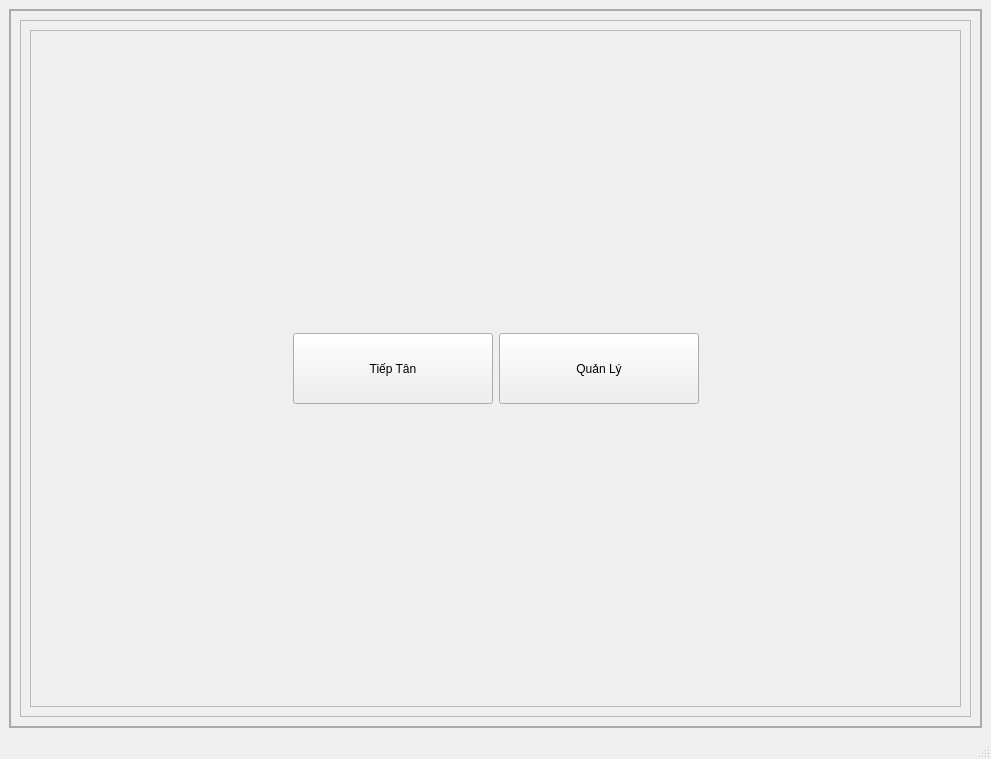
Qt form mainwindow.ui (LeTrungPhong/DUT-PBL-2) before a commit.
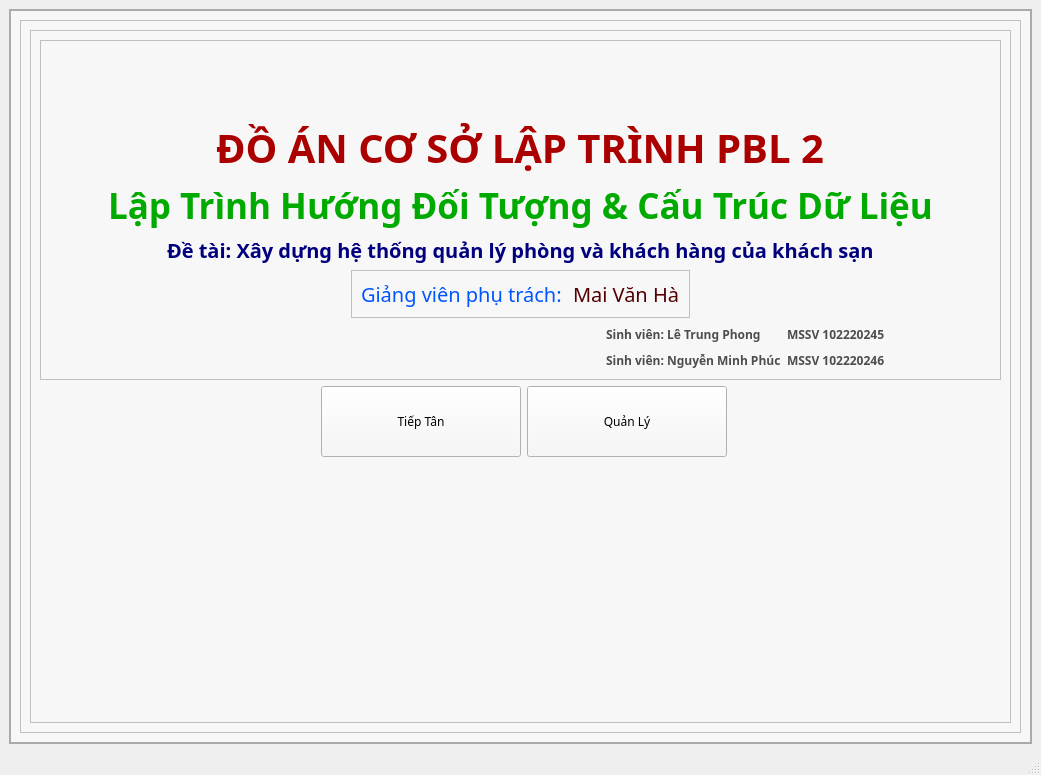
The same form after that commit. The open tabs and pages were chosen to show the change. Icons and pictures are not drawn.

The edit to the form file:
```diff
--- a/mainwindow.ui
+++ b/mainwindow.ui
@@ -6,8 +6,8 @@
    <rect>
     <x>0</x>
     <y>0</y>
-    <width>984</width>
-    <height>759</height>
+    <width>1033</width>
+    <height>770</height>
    </rect>
   </property>
   <property name="windowTitle">
@@ -24,10 +24,99 @@
        <string notr="true">#stackedWidget
 {
 	border: 2px solid rgb(170, 170, 170);
-}</string>
+}
+
+*
+{
+	font-family:Arial Helvetica;
+	background-color: rgb(247, 247, 247);
+}
+
+#TiepTanButton,
+#QuanLyButton,
+#buttonTimKiem2,
+#buttonRealTime,
+#buttonXacNhanDatPhong,
+#buttonTimKiem3,
+#buttonTimKiem4,
+#buttonThanhToan,
+#buttonDichVu1,
+#buttonDichVu2,
+#buttonDichVu3,
+#buttonDichVu4,
+#buttonMacDinh,
+#buttonTatCaPhong,
+#buttonTimkiem,
+#buttonChonPhong,
+#buttonDSKHM,
+#buttonDSKHC,
+#buttonTimKiem,
+#buttonContinue2,
+#buttonBack2,
+#buttonXacNhan,
+#buttonXacNhan2
+{
+	background-color: rgb(232, 232, 232);
+	font-weight: 600;
+	color:rgb(77, 77, 77);
+}
+
+#labelTC1
+{
+	font-size: 40px;
+	color: rgb(170, 0, 0);
+	font-weight: 800
+}
+
+#labelTC2
+{
+	font-size: 35px;
+	color: rgb(0, 170, 0);
+	font-weight: 800;
+}
+
+#labelTC4
+{
+	font-size: 20px;
+	color: rgb(0, 0, 127);
+	font-weight: 800;
+}
+
+#labelTC3
+{
+	font-size: 20px;
+	color: rgb(0, 85, 255);
+	font-weight: 600px;
+}
+
+#labelTC5
+{
+	font-size: 20px;
+	color: rgb(85, 0, 0);
+	font-weight: 600px;
+}
+
+#labelSV1,#labelMSSV1,
+#labelSV2,#labelMSSV2
+{
+	font-size: 12px;
+	color:rgb(77, 77, 77);
+	font-weight: 600;
+}
+
+
+
+
+
+
+
+
+
+
+</string>
       </property>
       <property name="currentIndex">
-       <number>0</number>
+       <number>1</number>
       </property>
       <widget class="QWidget" name="page">
        <layout class="QVBoxLayout" name="verticalLayout_2">
@@ -364,15 +453,32 @@
               <string notr="true">#stackedWidget3
 {
 	border: 1.5px solid gray;
+}
+
+#buttonTimPhong,
+#buttonDatPhong,
+#buttonTraPhong,
+#buttonDichVu,
+#buttonOutTT,
+#buttonQLKH,
+#buttonQLP,
+#buttonOutQL
+{
+	color:rgb(77, 77, 77);
+	font-weight: 800;
+	background-color:rgb(225, 225, 225);
 }</string>
              </property>
              <property name="currentIndex">
-              <number>1</number>
+              <number>0</number>
              </property>
              <widget class="QWidget" name="page_8">
               <layout class="QHBoxLayout" name="horizontalLayout_3">
                <item>
                 <widget class="QFrame" name="frame_7">
+                 <property name="styleSheet">
+                  <string notr="true"/>
+                 </property>
                  <property name="frameShape">
                   <enum>QFrame::StyledPanel</enum>
                  </property>
@@ -584,7 +690,7 @@
 #frame_55,#frame_56,#frame_57,#frame_58,
 #frame_49,#frame_50,#frame_51,#frame_53,
 #frame_64,#frame_65,#frame_66,#frame_67,
-#frame_71,#frame_37,
+#frame_71,#frame_36,
 #frame_24,#frame_25,#frame_86,#frame_52,
 #frame_79,#frame_80,#frame_81
 {
@@ -598,8 +704,8 @@
 
 #frame_4,#frame_12,
 #frame_38,#frame_54,#frame_41,#frame_48,#frame_59,#frame_63,
-#frame_68,#frame_70,#frame_36,#frame_78,#frame_26,#frame_19,
-#frame_34,#frame_40,#frame_84
+#frame_68,#frame_70,#frame_78,#frame_26,#frame_19,
+#frame_34,#frame_40,#frame_84,#frame_27
 {
 	border: 1.5px solid rgb(208, 208, 208);
 }
@@ -664,9 +770,19 @@
 }
 
 #label_70,#label_71,#label_72,#label_73,
-#label_76,#label_75,#label_74,#label_77,#label_79
+#label_76,#label_75,#label_74,#label_77,#label_79,
+#label_82,#label_83,#label_84,#label_85,
+#label_86,#label_87,#label_88,#label_89,
+#label_90
 {
 	color: rgb(93, 93, 93);
+}
+
+#buttonBack,#buttonContinue
+{
+	background-color: rgb(172, 172, 172);
+	color: rgb(241, 241, 241);
+	font-weight: 700;
 }</string>
              </property>
              <property name="currentIndex">
@@ -1589,6 +1705,21 @@
                      <enum>QFrame::Raised</enum>
                     </property>
                     <layout class="QGridLayout" name="gridLayout">
+                     <property name="leftMargin">
+                      <number>5</number>
+                     </property>
+                     <property name="topMargin">
+                      <number>5</number>
+                     </property>
+                     <property name="rightMargin">
+                      <number>5</number>
+                     </property>
+                     <property name="bottomMargin">
+                      <number>5</number>
+                     </property>
+                     <property name="spacing">
+                      <number>5</number>
+                     </property>
                      <item row="2" column="1">
                       <widget class="QFrame" name="frame_32">
                        <property name="frameShape">
@@ -1824,6 +1955,21 @@
                      <enum>QFrame::Raised</enum>
                     </property>
                     <layout class="QVBoxLayout" name="verticalLayout_26">
+                     <property name="spacing">
+                      <number>5</number>
+                     </property>
+                     <property name="leftMargin">
+                      <number>5</number>
+                     </property>
+                     <property name="topMargin">
+                      <number>5</number>
+                     </property>
+                     <property name="rightMargin">
+                      <number>5</number>
+                     </property>
+                     <property name="bottomMargin">
+                      <number>5</number>
+                     </property>
                      <item>
                       <widget class="QFrame" name="frame_79">
                        <property name="frameShape">
@@ -1832,7 +1978,80 @@
                        <property name="frameShadow">
                         <enum>QFrame::Raised</enum>
                        </property>
-                       <layout class="QVBoxLayout" name="verticalLayout_12"/>
+                       <layout class="QVBoxLayout" name="verticalLayout_12">
+                        <property name="spacing">
+                         <number>0</number>
+                        </property>
+                        <item>
+                         <widget class="QLabel" name="label_80">
+                          <property name="font">
+                           <font>
+                            <family>Arial Helvetica</family>
+                            <italic>true</italic>
+                           </font>
+                          </property>
+                          <property name="text">
+                           <string>Lưu ý:</string>
+                          </property>
+                         </widget>
+                        </item>
+                        <item>
+                         <widget class="QLabel" name="label_82">
+                          <property name="text">
+                           <string>- Giá phòng giảm 15% vào 6am - 6pm</string>
+                          </property>
+                         </widget>
+                        </item>
+                        <item>
+                         <widget class="QLabel" name="label_83">
+                          <property name="text">
+                           <string>- Đặt tối thiểu 6h (thời gian dư (tiền * 45%))</string>
+                          </property>
+                         </widget>
+                        </item>
+                        <item>
+                         <widget class="QLabel" name="label_84">
+                          <property name="text">
+                           <string>- Tiền được tính tiếp * 90% sau 3 ngày</string>
+                          </property>
+                         </widget>
+                        </item>
+                        <item>
+                         <widget class="QLabel" name="label_85">
+                          <property name="text">
+                           <string>- Quá thời gian so với dự định ban thì thì hệ</string>
+                          </property>
+                         </widget>
+                        </item>
+                        <item>
+                         <widget class="QLabel" name="label_86">
+                          <property name="text">
+                           <string>thống vẫn tiếp tục tính tiền</string>
+                          </property>
+                         </widget>
+                        </item>
+                        <item>
+                         <widget class="QLabel" name="label_87">
+                          <property name="text">
+                           <string>- Quá thời gian so với khoảng thời gian khách</string>
+                          </property>
+                         </widget>
+                        </item>
+                        <item>
+                         <widget class="QLabel" name="label_88">
+                          <property name="text">
+                           <string>hàng khác đặt phòng trước thì quản lý sẽ trực</string>
+                          </property>
+                         </widget>
+                        </item>
+                        <item>
+                         <widget class="QLabel" name="label_89">
+                          <property name="text">
+                           <string> tiếp mời khách hàng đang ở rời phòng</string>
+                          </property>
+                         </widget>
+                        </item>
+                       </layout>
                       </widget>
                      </item>
                     </layout>
@@ -2400,6 +2619,7 @@
                       <widget class="QLabel" name="label_71">
                        <property name="font">
                         <font>
+                         <family>Arial Helvetica</family>
                          <italic>false</italic>
                         </font>
                        </property>
@@ -2439,6 +2659,7 @@
                       <widget class="QLabel" name="label_75">
                        <property name="font">
                         <font>
+                         <family>Arial Helvetica</family>
                          <italic>false</italic>
                         </font>
                        </property>
@@ -2510,6 +2731,7 @@
                       <widget class="QLabel" name="label_70">
                        <property name="font">
                         <font>
+                         <family>Arial Helvetica</family>
                          <italic>false</italic>
                         </font>
                        </property>
@@ -2522,6 +2744,7 @@
                       <widget class="QLabel" name="label_72">
                        <property name="font">
                         <font>
+                         <family>Arial Helvetica</family>
                          <italic>false</italic>
                         </font>
                        </property>
@@ -2580,6 +2803,7 @@
                       <widget class="QLabel" name="label_76">
                        <property name="font">
                         <font>
+                         <family>Arial Helvetica</family>
                          <italic>false</italic>
                         </font>
                        </property>
@@ -2592,6 +2816,7 @@
                       <widget class="QLabel" name="label_77">
                        <property name="font">
                         <font>
+                         <family>Arial Helvetica</family>
                          <italic>false</italic>
                         </font>
                        </property>
@@ -2629,6 +2854,7 @@
                       <widget class="QLabel" name="label_73">
                        <property name="font">
                         <font>
+                         <family>Arial Helvetica</family>
                          <italic>false</italic>
                         </font>
                        </property>
@@ -2641,6 +2867,7 @@
                       <widget class="QLabel" name="label_74">
                        <property name="font">
                         <font>
+                         <family>Arial Helvetica</family>
                          <italic>false</italic>
                         </font>
                        </property>
@@ -4690,34 +4917,21 @@
              <property name="frameShadow">
               <enum>QFrame::Raised</enum>
              </property>
-             <layout class="QHBoxLayout" name="horizontalLayout">
-              <item>
-               <spacer name="horizontalSpacer">
+             <layout class="QGridLayout" name="gridLayout_32">
+              <item row="3" column="2">
+               <spacer name="verticalSpacer">
                 <property name="orientation">
-                 <enum>Qt::Horizontal</enum>
+                 <enum>Qt::Vertical</enum>
                 </property>
                 <property name="sizeHint" stdset="0">
                  <size>
-                  <width>40</width>
-                  <height>20</height>
+                  <width>20</width>
+                  <height>40</height>
                  </size>
                 </property>
                </spacer>
               </item>
-              <item>
-               <widget class="QPushButton" name="TiepTanButton">
-                <property name="minimumSize">
-                 <size>
-                  <width>200</width>
-                  <height>71</height>
-                 </size>
-                </property>
-                <property name="text">
-                 <string>Tiếp Tân</string>
-                </property>
-               </widget>
-              </item>
-              <item>
+              <item row="2" column="3">
                <widget class="QPushButton" name="QuanLyButton">
                 <property name="minimumSize">
                  <size>
@@ -4730,7 +4944,7 @@
                 </property>
                </widget>
               </item>
-              <item>
+              <item row="2" column="4">
                <spacer name="horizontalSpacer_2">
                 <property name="orientation">
                  <enum>Qt::Horizontal</enum>
@@ -4743,6 +4957,214 @@
                 </property>
                </spacer>
               </item>
+              <item row="1" column="0" colspan="5">
+               <widget class="QFrame" name="frame_85">
+                <property name="minimumSize">
+                 <size>
+                  <width>0</width>
+                  <height>300</height>
+                 </size>
+                </property>
+                <property name="frameShape">
+                 <enum>QFrame::StyledPanel</enum>
+                </property>
+                <property name="frameShadow">
+                 <enum>QFrame::Raised</enum>
+                </property>
+                <layout class="QGridLayout" name="gridLayout_33">
+                 <item row="7" column="4">
+                  <spacer name="horizontalSpacer_12">
+                   <property name="orientation">
+                    <enum>Qt::Horizontal</enum>
+                   </property>
+                   <property name="sizeType">
+                    <enum>QSizePolicy::Maximum</enum>
+                   </property>
+                   <property name="sizeHint" stdset="0">
+                    <size>
+                     <width>40</width>
+                     <height>20</height>
+                    </size>
+                   </property>
+                  </spacer>
+                 </item>
+                 <item row="6" column="4">
+                  <spacer name="horizontalSpacer_5">
+                   <property name="orientation">
+                    <enum>Qt::Horizontal</enum>
+                   </property>
+                   <property name="sizeType">
+                    <enum>QSizePolicy::Maximum</enum>
+                   </property>
+                   <property name="sizeHint" stdset="0">
+                    <size>
+                     <width>40</width>
+                     <height>20</height>
+                    </size>
+                   </property>
+                  </spacer>
+                 </item>
+                 <item row="7" column="2">
+                  <widget class="QLabel" name="labelSV2">
+                   <property name="maximumSize">
+                    <size>
+                     <width>200</width>
+                     <height>16777215</height>
+                    </size>
+                   </property>
+                   <property name="text">
+                    <string>Sinh viên: Nguyễn Minh Phúc</string>
+                   </property>
+                  </widget>
+                 </item>
+                 <item row="3" column="0" colspan="5" alignment="Qt::AlignHCenter">
+                  <widget class="QLabel" name="labelTC4">
+                   <property name="text">
+                    <string>Đề tài: Xây dựng hệ thống quản lý phòng và khách hàng của khách sạn</string>
+                   </property>
+                  </widget>
+                 </item>
+                 <item row="6" column="2">
+                  <widget class="QLabel" name="labelSV1">
+                   <property name="maximumSize">
+                    <size>
+                     <width>200</width>
+                     <height>16777215</height>
+                    </size>
+                   </property>
+                   <property name="text">
+                    <string>Sinh viên: Lê Trung Phong</string>
+                   </property>
+                  </widget>
+                 </item>
+                 <item row="7" column="3">
+                  <widget class="QLabel" name="labelMSSV2">
+                   <property name="text">
+                    <string>MSSV 102220246</string>
+                   </property>
+                  </widget>
+                 </item>
+                 <item row="4" column="0" colspan="5" alignment="Qt::AlignHCenter">
+                  <widget class="QFrame" name="frame_88">
+                   <property name="frameShape">
+                    <enum>QFrame::StyledPanel</enum>
+                   </property>
+                   <property name="frameShadow">
+                    <enum>QFrame::Raised</enum>
+                   </property>
+                   <layout class="QHBoxLayout" name="horizontalLayout">
+                    <item>
+                     <widget class="QLabel" name="labelTC3">
+                      <property name="text">
+                       <string>Giảng viên phụ trách: </string>
+                      </property>
+                     </widget>
+                    </item>
+                    <item>
+                     <widget class="QLabel" name="labelTC5">
+                      <property name="text">
+                       <string>Mai Văn Hà</string>
+                      </property>
+                     </widget>
+                    </item>
+                   </layout>
+                  </widget>
+                 </item>
+                 <item row="6" column="0" colspan="2">
+                  <spacer name="horizontalSpacer_3">
+                   <property name="orientation">
+                    <enum>Qt::Horizontal</enum>
+                   </property>
+                   <property name="sizeType">
+                    <enum>QSizePolicy::Maximum</enum>
+                   </property>
+                   <property name="sizeHint" stdset="0">
+                    <size>
+                     <width>550</width>
+                     <height>20</height>
+                    </size>
+                   </property>
+                  </spacer>
+                 </item>
+                 <item row="1" column="0" colspan="5" alignment="Qt::AlignHCenter">
+                  <widget class="QLabel" name="labelTC1">
+                   <property name="text">
+                    <string>ĐỒ ÁN CƠ SỞ LẬP TRÌNH PBL 2</string>
+                   </property>
+                  </widget>
+                 </item>
+                 <item row="2" column="0" colspan="5" alignment="Qt::AlignHCenter">
+                  <widget class="QLabel" name="labelTC2">
+                   <property name="text">
+                    <string>Lập Trình Hướng Đối Tượng &amp; Cấu Trúc Dữ Liệu</string>
+                   </property>
+                  </widget>
+                 </item>
+                 <item row="7" column="0" colspan="2">
+                  <spacer name="horizontalSpacer_4">
+                   <property name="orientation">
+                    <enum>Qt::Horizontal</enum>
+                   </property>
+                   <property name="sizeHint" stdset="0">
+                    <size>
+                     <width>40</width>
+                     <height>20</height>
+                    </size>
+                   </property>
+                  </spacer>
+                 </item>
+                 <item row="6" column="3">
+                  <widget class="QLabel" name="labelMSSV1">
+                   <property name="text">
+                    <string>MSSV 102220245</string>
+                   </property>
+                  </widget>
+                 </item>
+                 <item row="0" column="0" colspan="5">
+                  <spacer name="verticalSpacer_2">
+                   <property name="orientation">
+                    <enum>Qt::Vertical</enum>
+                   </property>
+                   <property name="sizeType">
+                    <enum>QSizePolicy::Maximum</enum>
+                   </property>
+                   <property name="sizeHint" stdset="0">
+                    <size>
+                     <width>20</width>
+                     <height>70</height>
+                    </size>
+                   </property>
+                  </spacer>
+                 </item>
+                </layout>
+               </widget>
+              </item>
+              <item row="2" column="0">
+               <spacer name="horizontalSpacer">
+                <property name="orientation">
+                 <enum>Qt::Horizontal</enum>
+                </property>
+                <property name="sizeHint" stdset="0">
+                 <size>
+                  <width>40</width>
+                  <height>20</height>
+                 </size>
+                </property>
+               </spacer>
+              </item>
+              <item row="2" column="2">
+               <widget class="QPushButton" name="TiepTanButton">
+                <property name="minimumSize">
+                 <size>
+                  <width>200</width>
+                  <height>71</height>
+                 </size>
+                </property>
+                <property name="text">
+                 <string>Tiếp Tân</string>
+                </property>
+               </widget>
+              </item>
              </layout>
             </widget>
            </item>
@@ -4761,7 +5183,7 @@
     <rect>
      <x>0</x>
      <y>0</y>
-     <width>984</width>
+     <width>1033</width>
      <height>21</height>
     </rect>
    </property>
```
